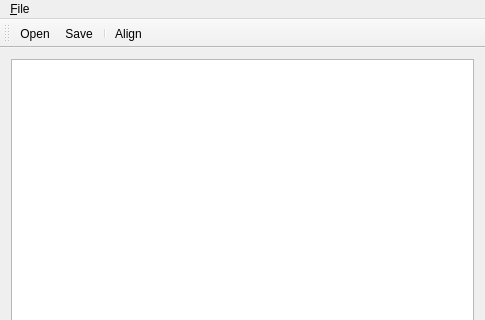
Above: FaceLocation/mainwindow.ui from fishwsr/FaceAlign before the change; both pictures show x 0 to 485 and y 0 to 320 of the 485 by 566 pixel window. Below: the same form after it.
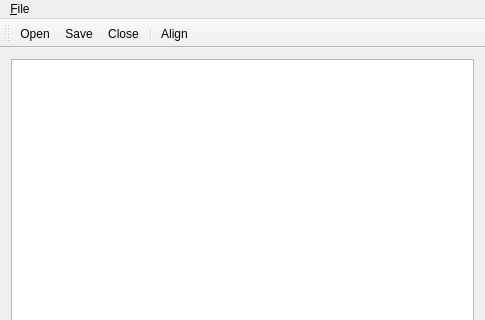
That is the form after the change. Icons and pictures are not drawn.

The edit to the form file:
```diff
--- a/FaceLocation/mainwindow.ui
+++ b/FaceLocation/mainwindow.ui
@@ -79,6 +79,7 @@
    </attribute>
    <addaction name="openAction"/>
    <addaction name="saveAction"/>
+   <addaction name="closeAction"/>
    <addaction name="separator"/>
    <addaction name="alignAction"/>
   </widget>
```
Left out of the diff: 4 changed lines with no effect on the pictures.
